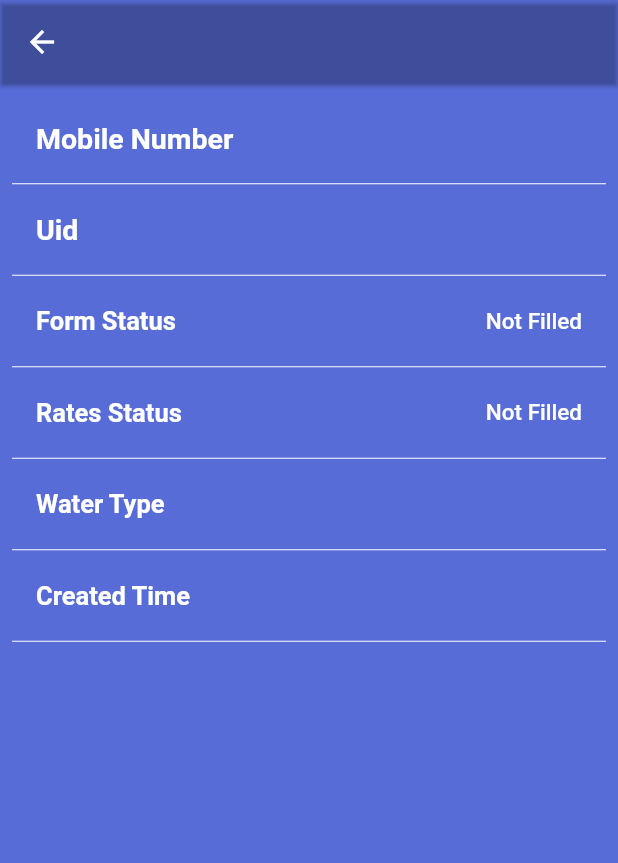
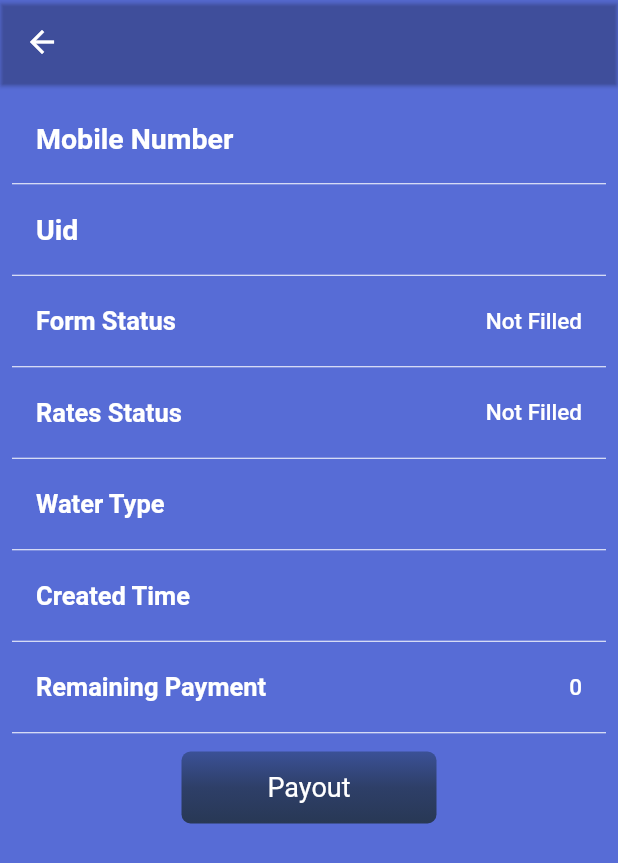
Before and after one commit to Vaibhav-Bhus/AquaGo-Admin, a Flutter app: the StoreDetails screen opened directly with empty values, on a phone screen of 412 x 824 dp. Shown: the top 863 px of the screen. Run offline on Flutter 3.47's test engine with Material 2 defaults, Android fonts, the phone set to English and light mode, and no system bars; our stand-ins replace cloud_firestore, firebase_auth, firebase_core, flutter_spinkit; missing offline and left inert: splash_screen_view; accounts and stored records are empty.

Commit message:
Final Presentation

```diff
--- a/lib/create_store.dart
+++ b/lib/create_store.dart
@@ -1,6 +1,5 @@
 // ignore_for_file: use_build_context_synchronously
 
-import 'package:admin/custom_toast.dart';
 import 'package:admin/error_dialog.dart';
 import 'package:admin/loader.dart';
 import 'package:admin/store_list.dart';
@@ -112,7 +111,8 @@ class _AddNewStoreState extends State<AddNewStore> {
           "sellerName": nameController.text.trim(),
           "password": passwordController.text.trim(),
           "waterType": waterType.text.trim(),
-          "userCreated":DateTime.now().toString(),
+          "userCreated": DateTime.now().toString(),
+          'sellerMoney': 0.0
         });
         showDialog(
             context: context,
--- a/lib/store_details.dart
+++ b/lib/store_details.dart
@@ -1,7 +1,11 @@
 // ignore_for_file: prefer_typing_uninitialized_variables
 
 import 'package:admin/text_style.dart';
+import 'package:cloud_firestore/cloud_firestore.dart';
+import 'package:firebase_auth/firebase_auth.dart';
 import 'package:flutter/material.dart';
+
+import 'error_dialog.dart';
 
 class StoreDetails extends StatefulWidget {
   final model;
@@ -134,6 +138,26 @@ class _StoreDetailsState extends State<StoreDetails> {
                   height: 5,
                   color: Colors.white,
                 ),
+                ListTile(
+                  title: const Text(
+                    'Remaining Payment',
+                    style: TextStyle(
+                        fontSize: 17,
+                        fontWeight: FontWeight.w700,
+                        color: Colors.white),
+                  ),
+                  trailing: Text(
+                    widget.model.sellerMoney.toString(),
+                    style: const TextStyle(
+                        fontSize: 15,
+                        fontWeight: FontWeight.w500,
+                        color: Colors.white),
+                  ),
+                ),
+                const Divider(
+                  height: 5,
+                  color: Colors.white,
+                ),
                 widget.model.isFormFilled == true
                     ? ListTile(
                         title: const Text(
@@ -152,6 +176,43 @@ class _StoreDetailsState extends State<StoreDetails> {
                         ),
                       )
                     : Container(),
+                SizedBox(
+                  height: 10,
+                ),
+                InkWell(
+                  onTap: () async {
+                    try {
+                      await FirebaseFirestore.instance
+                          .collection("sellers")
+                          .doc(widget.model.sellerUID)
+                          .update({'sellerMoney': 0.0});
+                    } catch (e) {
+                      showDialog(
+                          context: context,
+                          builder: (c) {
+                            return ErrorDialog(
+                              message: "Something went wrong",
+                            );
+                          });
+                    }
+                  },
+                  child: Container(
+                      width: 170,
+                      height: 48,
+                      alignment: Alignment.center,
+                      decoration: BoxDecoration(
+                          borderRadius: BorderRadius.circular(6),
+                          gradient: const LinearGradient(
+                              colors: [
+                                Color(0xFF283855),
+                                Color(0xFF2E3F68),
+                                Color(0xFF3B5197)
+                              ],
+                              begin: Alignment.bottomCenter,
+                              end: Alignment.topCenter)),
+                      child: const Text("Payout",
+                          style: TextStyle(fontSize: 18, color: Colors.white))),
+                )
               ],
             ),
           ),
@@ -159,4 +220,6 @@ class _StoreDetailsState extends State<StoreDetails> {
       )),
     );
   }
+
+  double? sellerMoney;
 }
--- a/lib/store_modedl.dart
+++ b/lib/store_modedl.dart
@@ -5,6 +5,7 @@ class Seller {
   String? sellerAvatarUrl;
   String? waterType;
   String? phone;
+  double? sellerMoney;
   bool? isFormFilled;
   String? isRatesFilled;
   String? userCreated;
@@ -16,6 +17,7 @@ class Seller {
       this.sellerAvatarUrl,
       this.phone,
       this.waterType,
+      this.sellerMoney,
       this.isFormFilled,
       this.isRatesFilled});
 
@@ -23,8 +25,8 @@ class Seller {
     sellerName = json["sellerName"];
     phone = json["phone"];
     userCreated = json['userCreated'];
-
-    sellerUID = json['sellerUID'];
+    sellerMoney = json['sellerMoney'].toDouble();
+ sellerUID = json['sellerUID'];
     address = json['address'];
     sellerAvatarUrl = json['sellerAvatarUrl'];
     waterType = json['waterType'];
```
Also changed, not shown: lib/main.dart (+19 -21 lines), pubspec.lock, 3 other files.
